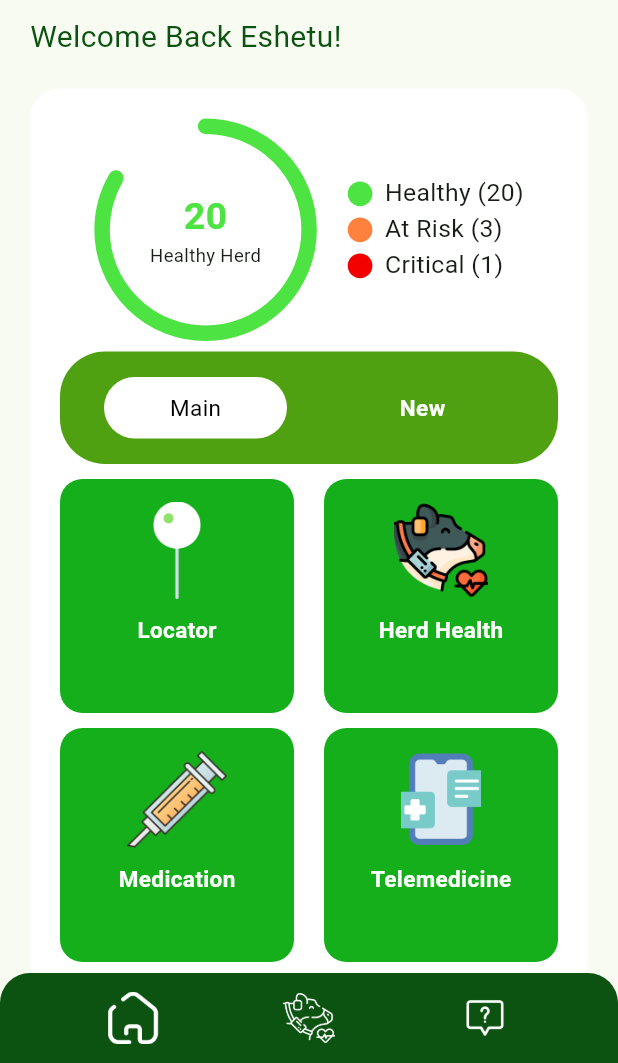
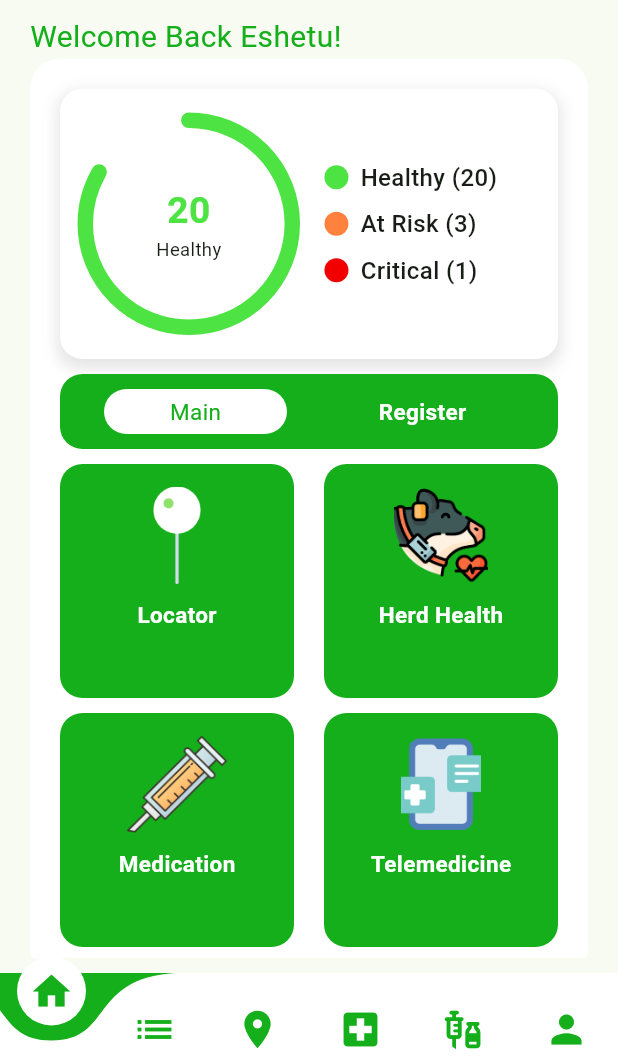
Before and after one commit to Firuol/seed, a Flutter app: the LoginScreen screen opened by its route, after a tap on "Login", on a phone screen of 412 x 824 dp, the part 173-1236 px from its top. Run offline on Flutter 3.47's test engine with Material 3 defaults, Android fonts, the light colour scheme and no system bars; drawn by our look-alikes of curved_navigation_bar, percent_indicator; our stand-ins replace google_fonts.

Commit message:
nav bar added

```diff
--- a/earlyvapp/lib/screens/animals_list.dart
+++ b/earlyvapp/lib/screens/animals_list.dart
@@ -17,7 +17,6 @@ class AnimalListScreen extends StatelessWidget {
           ),
           Column(
             children: [
-              TopNavigationBar(),
               Padding(
                 padding: EdgeInsets.symmetric(horizontal: 20, vertical: 10),
                 child: Column(
@@ -103,7 +102,6 @@ class AnimalListScreen extends StatelessWidget {
           ),
         ],
       ),
-      bottomNavigationBar: BottomNavigationBarCustom(),
     );
   }
 }
--- a/earlyvapp/lib/screens/getstarted.dart
+++ b/earlyvapp/lib/screens/getstarted.dart
@@ -1,5 +1,5 @@
 import 'package:flutter/material.dart';
-import 'signup.dart';
+import 'login.dart';
 
 class GetStartedPage extends StatelessWidget {
   @override
@@ -47,12 +47,12 @@ Text(
                       'Your herd, your control',
                       style: TextStyle(fontSize: 16, color: Color(0xFF14AF1B)),
                     ),
-            SizedBox(height: 145),
+            SizedBox(height: 100),
             ElevatedButton(
               onPressed: () {
                 Navigator.push(
                   context,
-                  MaterialPageRoute(builder: (context) => SignupScreen()),
+                  MaterialPageRoute(builder: (context) => LoginScreen()),
                 );
               },
               child: Text(
--- a/earlyvapp/lib/screens/health_details.dart
+++ b/earlyvapp/lib/screens/health_details.dart
@@ -64,7 +64,6 @@ class HealthDetails extends StatelessWidget {
           ),
         ],
       ),
-      bottomNavigationBar: BottomNavigationBarCustom(),
     );
   }
 }
--- a/earlyvapp/lib/screens/home_screen.dart
+++ b/earlyvapp/lib/screens/home_screen.dart
@@ -40,12 +40,11 @@ class _HomeScreenState extends State<HomeScreen> {
                             Text(
                               "Welcome Back Eshetu!",
                               style: TextStyle(
-                                  color: Color.fromARGB(255, 12, 83, 17),
+                                  color: Color(0xFF14AF1B),
                                   fontSize: 20),
                             ),
                           ],
                         ),
-                        SizedBox(height: 20),
                         Container(
                           padding: EdgeInsets.all(20),
                           decoration: BoxDecoration(
@@ -59,7 +58,7 @@ class _HomeScreenState extends State<HomeScreen> {
                                   healthyCount: 20,
                                   atRiskCount: 3,
                                   criticalCount: 1),
-                              SizedBox(height: 7),
+                              SizedBox(height: 10),
                               ToggleTabs(
                                 onTabChanged: (index) {
                                   toggleView(index);
@@ -232,12 +231,6 @@ class _HomeScreenState extends State<HomeScreen> {
               ),
             ],
           ),
-          Positioned(
-            bottom: 0,
-            left: 0,
-            right: 0,
-            child: BottomNavigationBarCustom(),
-          ),
         ],
       ),
     );
--- a/earlyvapp/lib/screens/login.dart
+++ b/earlyvapp/lib/screens/login.dart
@@ -1,6 +1,6 @@
 import 'package:flutter/material.dart';
 import '../screens/signup.dart';
-import '../screens/home_screen.dart';
+import '../screens/navigator.dart';
 class LoginScreen extends StatelessWidget {
   @override
   Widget build(BuildContext context) {
@@ -83,7 +83,7 @@ class LoginScreen extends StatelessWidget {
                       onPressed: () {
                          Navigator.push(
                           context,
-                          MaterialPageRoute(builder: (context) => HomeScreen()),
+                          MaterialPageRoute(builder: (context) => DashboardScreen()),
                         );
                       },
                       child: Text(
--- /dev/null
+++ b/earlyvapp/lib/screens/navigator.dart
@@ -0,0 +1,52 @@
+import 'package:flutter/material.dart';
+import 'package:curved_navigation_bar/curved_navigation_bar.dart';
+import 'home_screen.dart';
+import 'animals_list.dart';
+import 'Locator.dart';
+import 'telemed.dart';
+import 'Vacine.dart';
+import 'profile.dart';
+
+class DashboardScreen extends StatefulWidget {
+  @override
+  _DashboardScreenState createState() => _DashboardScreenState();
+}
+
+class _DashboardScreenState extends State<DashboardScreen> {
+  int _pageIndex = 0;
+  final List<Widget> _pages = [
+    HomeScreen(),
+    AnimalListScreen(),
+    Locator(),
+    Telemed(),
+    Vacine(),
+    ProfileScreen(),
+  ];
+
+  @override
+  Widget build(BuildContext context) {
+    return Scaffold(
+      body: _pages[_pageIndex],
+      bottomNavigationBar: CurvedNavigationBar(
+        backgroundColor: Color(0xFF14AF1B),
+        color: Colors.white, // Navbar color
+        height: 60, // Navbar height
+        items: <Widget>[
+          Icon(Icons.home, size: 30, color: Color(0xFF14AF1B)), // Home
+          Icon(Icons.list, size: 30, color: Color(0xFF14AF1B)), // Cattle (Farm Animals)
+          Icon(Icons.location_on, size: 30, color: Color(0xFF14AF1B)), // Locator
+          Icon(Icons.local_hospital, size: 30, color: Color(0xFF14AF1B)), // Telemed
+          Icon(Icons.vaccines, size: 30, color: Color(0xFF14AF1B)), // Vaccine
+          Icon(Icons.person, size: 30, color: Color(0xFF14AF1B)), // Profile
+        ],
+        animationDuration: Duration(milliseconds: 300), // Smooth animation
+        index: _pageIndex, // Keep track of the selected index
+        onTap: (index) {
+          setState(() {
+            _pageIndex = index;
+          });
+        },
+      ),
+    );
+  }
+}
--- a/earlyvapp/lib/widgets/home_widgets/circular_bar_summary.dart
+++ b/earlyvapp/lib/widgets/home_widgets/circular_bar_summary.dart
@@ -35,7 +35,7 @@ class _CircularBarSummaryState extends State<CircularBarSummary> {
     atRiskPercent = widget.atRiskCount / total;
     criticalPercent = widget.criticalCount / total;
 
-    displayLabel = 'Healthy Herd';
+    displayLabel = 'Healthy';
     displayCount = widget.healthyCount;
     displayColor = Color(0xFF4DE342);
     displayPercent = healthyPercent;
@@ -44,19 +44,34 @@ class _CircularBarSummaryState extends State<CircularBarSummary> {
   @override
   Widget build(BuildContext context) {
     double screenWidth = MediaQuery.of(context).size.width;
-    double screenHeight = MediaQuery.of(context).size.height;
 
-    return Row(
+    return Container(
+      padding: EdgeInsets.all(16),
+      decoration: BoxDecoration(
+        color: Colors.white, // Background color
+        borderRadius: BorderRadius.circular(15), // Curved edges
+        boxShadow: [
+          BoxShadow(
+            color: Colors.black.withOpacity(0.1), // Shadow effect
+            blurRadius: 8,
+            spreadRadius: 2,
+            offset: Offset(0, 4),
+          ),
+        ],
+      ),
+      child: Row(
         mainAxisAlignment: MainAxisAlignment.center,
         children: [
-        Stack(
+          Expanded(
+            flex: 2,
+            child: Stack(
               alignment: Alignment.center,
               children: [
                 CircularPercentIndicator(
                   radius: screenWidth * 0.18,
                   lineWidth: screenWidth * 0.025,
-              percent: displayLabel == 'Healthy Herd' ? displayPercent : 0.0,
-              progressColor: displayLabel == 'Healthy Herd'
+                  percent: displayLabel == 'Healthy' ? displayPercent : 0.0,
+                  progressColor: displayLabel == 'Healthy'
                       ? displayColor
                       : Colors.transparent,
                   backgroundColor: Colors.transparent,
@@ -85,24 +100,43 @@ class _CircularBarSummaryState extends State<CircularBarSummary> {
                 Column(
                   mainAxisAlignment: MainAxisAlignment.center,
                   children: [
-                Text('$displayCount',
+                    Text(
+                      '$displayCount',
                       style: TextStyle(
                         fontSize: screenWidth * 0.06,
                         fontWeight: FontWeight.bold,
-                        color: displayColor)),
-                Text(displayLabel, style: TextStyle(fontSize: screenWidth * 0.03)),
+                        color: displayColor,
+                      ),
+                    ),
+                    Text(
+                      displayLabel,
+                      style: TextStyle(fontSize: screenWidth * 0.03),
+                    ),
                   ],
                 ),
               ],
             ),
+          ),
           SizedBox(width: screenWidth * 0.05),
-        Column(
+          Expanded(
+            flex: 2,
+            child: Column(
               crossAxisAlignment: CrossAxisAlignment.start,
               children: [
-            _buildLegend(Color(0xFF4DE342), 'Healthy', widget.healthyCount,
-                'Healthy', Color(0xFF4DE342), healthyPercent),
-            _buildLegend(Color(0xFFFF813D), 'At Risk', widget.atRiskCount,
-                'At Risk', Color(0xFFFF813D), atRiskPercent),
+                _buildLegend(
+                    Color(0xFF4DE342),
+                    'Healthy',
+                    widget.healthyCount,
+                    'Healthy',
+                    Color(0xFF4DE342),
+                    healthyPercent),
+                _buildLegend(
+                    Color(0xFFFF813D),
+                    'At Risk',
+                    widget.atRiskCount,
+                    'At Risk',
+                    Color(0xFFFF813D),
+                    atRiskPercent),
                 _buildLegend(
                     Color(0xFFF20000),
                     'Critical',
@@ -112,13 +146,14 @@ class _CircularBarSummaryState extends State<CircularBarSummary> {
                     criticalPercent),
               ],
             ),
+          ),
         ],
+      ),
     );
   }
 
   Widget _buildLegend(Color color, String label, int count, String labelText,
       Color progressColor, double percent) {
-    double screenWidth = MediaQuery.of(context).size.width;
     return GestureDetector(
       onTap: () {
         setState(() {
@@ -126,26 +161,27 @@ class _CircularBarSummaryState extends State<CircularBarSummary> {
           displayCount = count;
           displayColor = progressColor;
           displayPercent = percent;
-
-          if (labelText == 'Healthy') {
-            healthyPercent = count / total;
-          } else if (labelText == 'At Risk') {
-            atRiskPercent = count / total;
-          } else {
-            criticalPercent = count / total;
-          }
         });
       },
+      child: Padding(
+        padding: const EdgeInsets.symmetric(vertical: 4),
         child: Row(
           children: [
             Container(
-            width: screenWidth * 0.04,
-            height: screenWidth * 0.04,
-            decoration: BoxDecoration(color: color, shape: BoxShape.circle),
+              width: 16,
+              height: 16,
+              decoration: BoxDecoration(
+                color: color,
+                shape: BoxShape.circle,
               ),
-          SizedBox(width: screenWidth * 0.02),
-          Text('$label ($count)', style: TextStyle(fontSize: screenWidth * 0.04)),
+            ),
+            SizedBox(width: 8),
+            Text(
+              '$label ($count)',
+              style: TextStyle(fontSize: 16, fontWeight: FontWeight.w500),
+            ),
           ],
+        ),
       ),
     );
   }
--- a/earlyvapp/lib/widgets/home_widgets/toggle_tabs.dart
+++ b/earlyvapp/lib/widgets/home_widgets/toggle_tabs.dart
@@ -23,16 +23,16 @@ class _ToggleTabsState extends State<ToggleTabs> {
   Widget build(BuildContext context) {
     return Container(
       width: 400,
-      height: 75,
+      height: 50,
       decoration: BoxDecoration(
-        color: Color.fromARGB(255, 80, 161, 17),
-        borderRadius: BorderRadius.circular(30),
+        color: Color(0xFF14AF1B),
+        borderRadius: BorderRadius.circular(15),
       ),
       child: Row(
         mainAxisAlignment: MainAxisAlignment.spaceEvenly,
         children: [
           _buildTab('Main', 0),
-          _buildTab('New', 1),
+          _buildTab('Register', 1),
         ],
       ),
     );
@@ -44,18 +44,18 @@ class _ToggleTabsState extends State<ToggleTabs> {
       onTap: () => _selectTab(index),
       child: Container(
         width: 122,
-        height: 41,
+        height: 30,
         decoration: isActive
             ? BoxDecoration(
                 color: Colors.white,
-                borderRadius: BorderRadius.circular(30),
+                borderRadius: BorderRadius.circular(15),
               )
             : null,
         alignment: Alignment.center,
         child: Text(
           text,
           style: TextStyle(
-            color: isActive ? Colors.black : Colors.white,
+            color: isActive ? Color(0xFF14AF1B) : Colors.white,
             fontSize: 15,
             fontWeight: isActive ? FontWeight.w400 : FontWeight.bold,
           ),
--- a/earlyvapp/pubspec.yaml
+++ b/earlyvapp/pubspec.yaml
@@ -38,6 +38,7 @@ dependencies:
   google_fonts: ^6.2.1
   percent_indicator: ^4.2.3
   fl_chart: ^0.70.2
+  curved_navigation_bar: ^1.0.3
 
 dev_dependencies:
   flutter_test:
```
Also changed, not shown: earlyvapp/lib/screens/profile.dart (added, +109 -0 lines), earlyvapp/pubspec.lock. Lines whose indentation alone changed are shown as unchanged.
